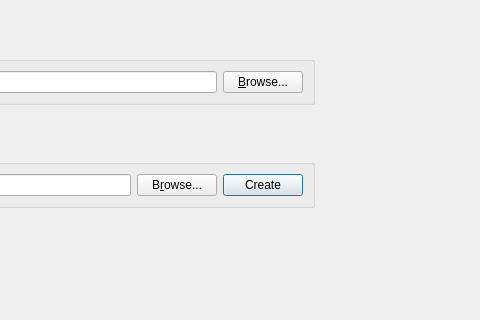
Old version of the form gui/ui/pagestart.ui in the repository 3D1T0R/PortableApps.com-DevelopmentToolkit; both pictures show x 480 to 960 and y 125 to 445 of the 960 by 445 pixel window.
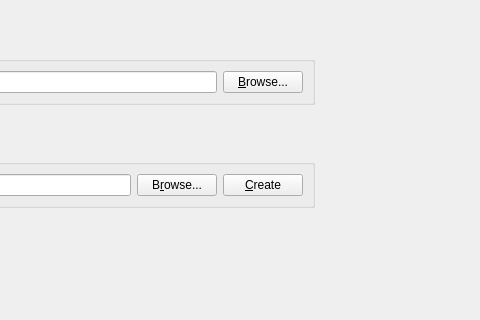
New version of the form.

```diff
--- a/gui/ui/pagestart.ui
+++ b/gui/ui/pagestart.ui
@@ -111,13 +111,7 @@
         <item>
          <widget class="QPushButton" name="create_button">
           <property name="text">
-           <string>Create</string>
-          </property>
-          <property name="autoDefault">
-           <bool>true</bool>
-          </property>
-          <property name="default">
-           <bool>true</bool>
+           <string>&amp;Create</string>
           </property>
          </widget>
         </item>
```
Left out of the diff: 2 changed lines with no effect on the pictures.
